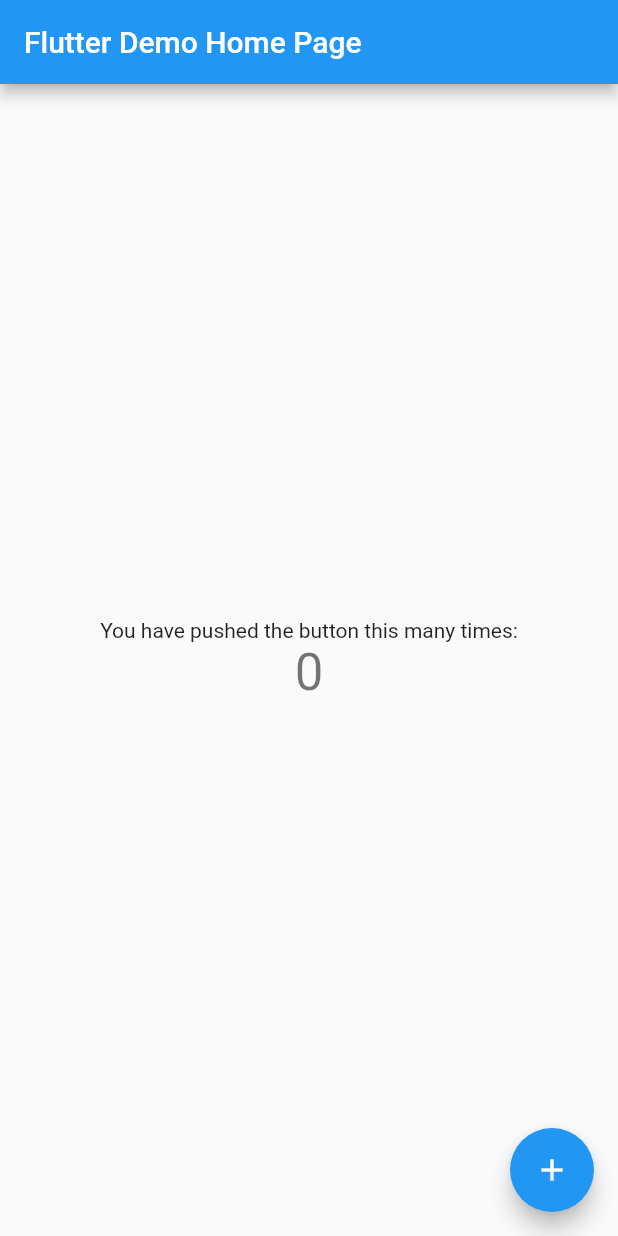
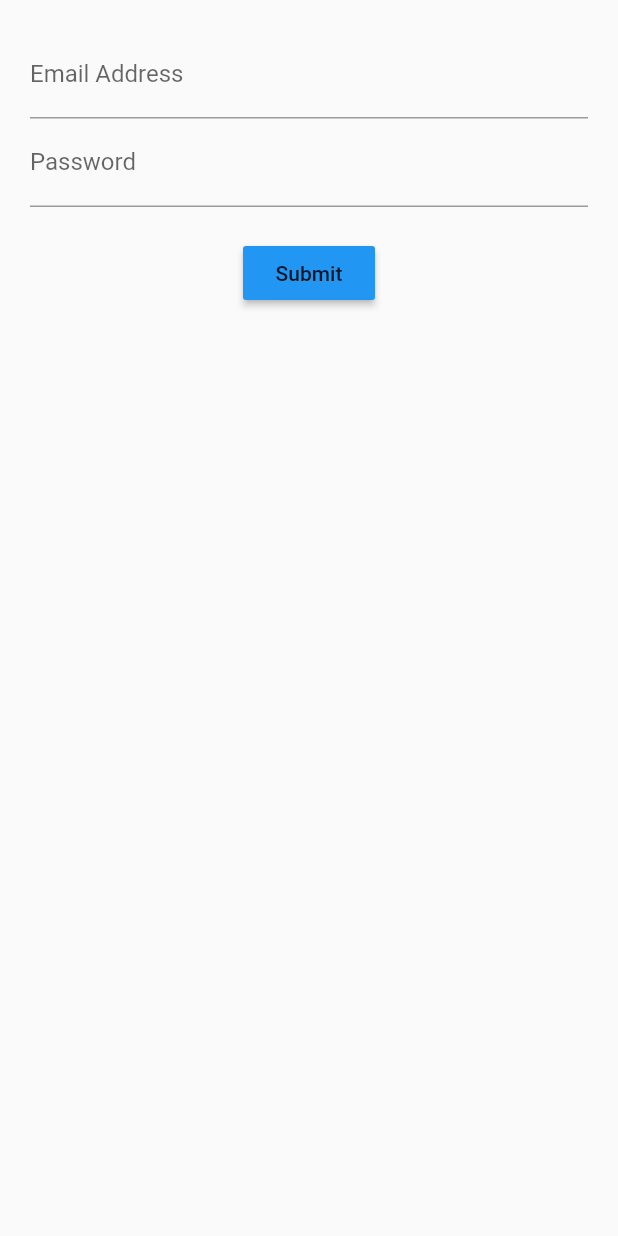
Before and after one commit to Caaarrrlll/Flutter-Forms, a Flutter app: the screen it shows after launch, on a phone screen of 412 x 824 dp. Run offline on Flutter 3.47's test engine with Material 2 defaults, Android fonts, the phone set to English and light mode, and no system bars.

Commit message:
login page, validation mixims

```diff
--- a/lib/main.dart
+++ b/lib/main.dart
@@ -1,111 +1,6 @@
 import 'package:flutter/material.dart';
+import 'src/app.dart';
 
-void main() => runApp(MyApp());
-
-class MyApp extends StatelessWidget {
-  // This widget is the root of your application.
-  @override
-  Widget build(BuildContext context) {
-    return MaterialApp(
-      title: 'Flutter Demo',
-      theme: ThemeData(
-        // This is the theme of your application.
-        //
-        // Try running your application with "flutter run". You'll see the
-        // application has a blue toolbar. Then, without quitting the app, try
-        // changing the primarySwatch below to Colors.green and then invoke
-        // "hot reload" (press "r" in the console where you ran "flutter run",
-        // or simply save your changes to "hot reload" in a Flutter IDE).
-        // Notice that the counter didn't reset back to zero; the application
-        // is not restarted.
-        primarySwatch: Colors.blue,
-      ),
-      home: MyHomePage(title: 'Flutter Demo Home Page'),
-    );
-  }
+void main(){
+  runApp(App());
 }
-
-class MyHomePage extends StatefulWidget {
-  MyHomePage({Key key, this.title}) : super(key: key);
-
-  // This widget is the home page of your application. It is stateful, meaning
-  // that it has a State object (defined below) that contains fields that affect
-  // how it looks.
-
-  // This class is the configuration for the state. It holds the values (in this
-  // case the title) provided by the parent (in this case the App widget) and
-  // used by the build method of the State. Fields in a Widget subclass are
-  // always marked "final".
-
-  final String title;
-
-  @override
-  _MyHomePageState createState() => _MyHomePageState();
-}
-
-class _MyHomePageState extends State<MyHomePage> {
-  int _counter = 0;
-
-  void _incrementCounter() {
-    setState(() {
-      // This call to setState tells the Flutter framework that something has
-      // changed in this State, which causes it to rerun the build method below
-      // so that the display can reflect the updated values. If we changed
-      // _counter without calling setState(), then the build method would not be
-      // called again, and so nothing would appear to happen.
-      _counter++;
-    });
-  }
-
-  @override
-  Widget build(BuildContext context) {
-    // This method is rerun every time setState is called, for instance as done
-    // by the _incrementCounter method above.
-    //
-    // The Flutter framework has been optimized to make rerunning build methods
-    // fast, so that you can just rebuild anything that needs updating rather
-    // than having to individually change instances of widgets.
-    return Scaffold(
-      appBar: AppBar(
-        // Here we take the value from the MyHomePage object that was created by
-        // the App.build method, and use it to set our appbar title.
-        title: Text(widget.title),
-      ),
-      body: Center(
-        // Center is a layout widget. It takes a single child and positions it
-        // in the middle of the parent.
-        child: Column(
-          // Column is also a layout widget. It takes a list of children and
-          // arranges them vertically. By default, it sizes itself to fit its
-          // children horizontally, and tries to be as tall as its parent.
-          //
-          // Invoke "debug painting" (press "p" in the console, choose the
-          // "Toggle Debug Paint" action from the Flutter Inspector in Android
-          // Studio, or the "Toggle Debug Paint" command in Visual Studio Code)
-          // to see the wireframe for each widget.
-          //
-          // Column has various properties to control how it sizes itself and
-          // how it positions its children. Here we use mainAxisAlignment to
-          // center the children vertically; the main axis here is the vertical
-          // axis because Columns are vertical (the cross axis would be
-          // horizontal).
-          mainAxisAlignment: MainAxisAlignment.center,
-          children: <Widget>[
-            Text(
-              'You have pushed the button this many times:',
-            ),
-            Text(
-              '$_counter',
-              style: Theme.of(context).textTheme.display1,
-            ),
-          ],
-        ),
-      ),
-      floatingActionButton: FloatingActionButton(
-        onPressed: _incrementCounter,
-        tooltip: 'Increment',
-        child: Icon(Icons.add),
-      ), // This trailing comma makes auto-formatting nicer for build methods.
-    );
-  }
-}
--- /dev/null
+++ b/lib/src/app.dart
@@ -0,0 +1,13 @@
+import 'package:flutter/material.dart';
+import 'package:login_stateful/src/screens/login_screen.dart';
+
+class App extends StatelessWidget{
+  Widget build(c){
+    return MaterialApp(
+      title: 'Log me in!',
+      home: Scaffold(
+        body: LoginScreen(),
+      )
+    );
+  }
+}
--- /dev/null
+++ b/lib/src/mixins/validation_mixin.dart
@@ -0,0 +1,33 @@
+class ValidationMixin {
+  String validateEmail(String val) {
+    RegExp mailExp = new RegExp(
+        r"^([a-zA-Z0-9_\-\.]+)@([a-zA-Z0-9_\-\.]+)\.([a-zA-Z]{2,5})$",
+        caseSensitive: false,
+        multiLine: false);
+    if (!mailExp.hasMatch(val)) {
+      return 'Please enter a valid email';
+    }
+    return null;
+  }
+
+  String valiDatePassword(String val) {
+    RegExp lowerCase =
+        new RegExp(r"^(?=.*[a-z])", caseSensitive: true, multiLine: false);
+    if (!lowerCase.hasMatch(val))
+      return 'Please enter a password that contains atleast 1 lowercase letter';
+    RegExp upperCase =
+        new RegExp(r"(?=.*[A-Z])", caseSensitive: true, multiLine: false);
+    if (!upperCase.hasMatch(val))
+      return 'Please enter a password that contains atleast 1 uppercase letter';
+    RegExp numbers =
+        new RegExp(r"(?=.*[0-9])", caseSensitive: false, multiLine: false);
+    if (!numbers.hasMatch(val))
+      return 'Please enter a password that contains atleast 1 numeric character';
+    RegExp specialChar = new RegExp(r"(?=.*[!@#\$%\^&\*])",
+        caseSensitive: false, multiLine: false);
+    if (!specialChar.hasMatch(val))
+      return 'Please enter a password that contains atleast special character';
+    if (!(val.length >= 6)) return 'Password must be longer than 6 characters';
+    return null;
+  }
+}
--- /dev/null
+++ b/lib/src/screens/login_screen.dart
@@ -0,0 +1,74 @@
+import 'package:flutter/material.dart';
+import '../mixins/validation_mixin.dart';
+
+class LoginScreen extends StatefulWidget {
+  @override
+  State<StatefulWidget> createState() {
+    return LoginScreenState();
+  }
+}
+
+class LoginScreenState extends State<LoginScreen> with ValidationMixin {
+  // Create reference to the form state and accociate it with the Form
+  final formKey = GlobalKey<FormState>();
+  String email = '', pw = '';
+
+  Widget build(c) {
+    return Container(
+      margin: EdgeInsets.all(20.0),
+      child: Form(
+        key: formKey,
+        child: Column(
+          children: <Widget>[
+            emailField(),
+            passWordField(),
+            // To add some padding
+            Container(margin: EdgeInsets.only(top: 20.0)),
+            submitButton()
+          ],
+        ),
+      ),
+    );
+  }
+
+  Widget emailField() {
+    return TextFormField(
+      decoration: InputDecoration(
+        labelText: 'Email Address',
+        hintText: 'you@example.com',
+      ),
+      keyboardType: TextInputType.emailAddress,
+      validator: validateEmail,
+      onSaved: (String val){
+        email = val;
+      },
+    );
+  }
+
+  Widget passWordField() {
+    return TextFormField(
+      decoration: InputDecoration(
+        labelText: 'Password',
+        hintText: 'P@ssWord123',
+      ),
+      obscureText: true,
+      validator: valiDatePassword,
+      onSaved: (String val){
+        pw = val;
+      },
+    );
+  }
+
+  Widget submitButton() {
+    return RaisedButton(
+      child: Text('Submit'),
+      onPressed: () {
+        if( formKey.currentState.validate() ){
+          formKey.currentState.save();
+          print('email: $email, pw: $pw');
+        }
+      },
+      color: Colors.blue,
+    );
+  }
+}
```
Also changed, not shown: 1 other file.
